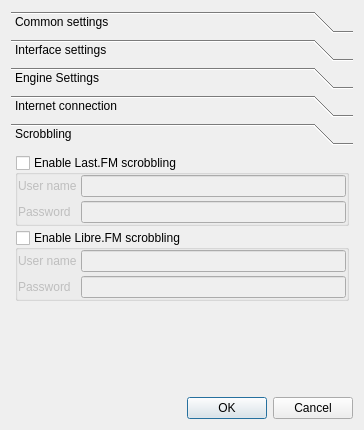
This is src/settings.ui in DrMoriarty/cuberok as Qt 5 draws it before an edit. The edited form follows.
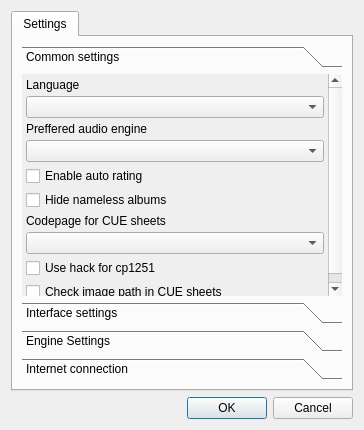
This is the edited form. The open tabs and pages were chosen to show the change. Icons and pictures are not drawn.

Patch:
```diff
--- a/src/settings.ui
+++ b/src/settings.ui
@@ -15,6 +15,16 @@
   </property>
   <layout class="QVBoxLayout">
    <item>
+    <widget class="QTabWidget" name="tabWidget">
+     <property name="currentIndex">
+      <number>0</number>
+     </property>
+     <widget class="QWidget" name="tab">
+      <attribute name="title">
+       <string>Settings</string>
+      </attribute>
+      <layout class="QVBoxLayout" name="verticalLayout_5">
+       <item>
     <widget class="QToolBox" name="toolBox">
      <property name="currentIndex">
       <number>0</number>
@@ -24,8 +34,8 @@
        <rect>
         <x>0</x>
         <y>0</y>
-        <width>346</width>
-        <height>231</height>
+            <width>313</width>
+            <height>257</height>
        </rect>
       </property>
       <attribute name="icon">
@@ -523,137 +533,7 @@
        </item>
       </layout>
      </widget>
-     <widget class="QWidget" name="page_4">
-      <property name="geometry">
-       <rect>
-        <x>0</x>
-        <y>0</y>
-        <width>346</width>
-        <height>231</height>
-       </rect>
-      </property>
-      <attribute name="icon">
-       <iconset resource="resource.qrc">
-        <normaloff>:/icons/lastfm.png</normaloff>:/icons/lastfm.png</iconset>
-      </attribute>
-      <attribute name="label">
-       <string>Scrobbling</string>
-      </attribute>
-      <layout class="QGridLayout">
-       <property name="margin">
-        <number>4</number>
-       </property>
-       <property name="spacing">
-        <number>4</number>
-       </property>
-       <item row="0" column="0">
-        <widget class="QGroupBox" name="checkBox_lastfmScrobbling">
-         <property name="title">
-          <string>Enable Last.FM scrobbling</string>
-         </property>
-         <property name="flat">
-          <bool>true</bool>
-         </property>
-         <property name="checkable">
-          <bool>true</bool>
-         </property>
-         <property name="checked">
-          <bool>false</bool>
-         </property>
-         <layout class="QGridLayout">
-          <property name="margin">
-           <number>0</number>
-          </property>
-          <property name="spacing">
-           <number>4</number>
-          </property>
-          <item row="1" column="0">
-           <widget class="QLabel" name="label_8">
-            <property name="text">
-             <string>User name</string>
-            </property>
-           </widget>
-          </item>
-          <item row="2" column="0">
-           <widget class="QLabel" name="label_9">
-            <property name="text">
-             <string>Password</string>
-            </property>
-           </widget>
-          </item>
-          <item row="1" column="1">
-           <widget class="QLineEdit" name="lineEdit_lastfmUser"/>
-          </item>
-          <item row="2" column="1">
-           <widget class="QLineEdit" name="lineEdit_lastfmPassword">
-            <property name="echoMode">
-             <enum>QLineEdit::Password</enum>
-            </property>
-           </widget>
-          </item>
-         </layout>
-        </widget>
-       </item>
-       <item row="1" column="0" rowspan="2">
-        <widget class="QGroupBox" name="checkBox_librefmScrobbling">
-         <property name="title">
-          <string>Enable Libre.FM scrobbling</string>
-         </property>
-         <property name="flat">
-          <bool>true</bool>
-         </property>
-         <property name="checkable">
-          <bool>true</bool>
-         </property>
-         <property name="checked">
-          <bool>false</bool>
-         </property>
-         <layout class="QGridLayout" name="gridLayout">
-          <property name="margin">
-           <number>0</number>
-          </property>
-          <property name="spacing">
-           <number>4</number>
-          </property>
-          <item row="0" column="0">
-           <widget class="QLabel" name="label_11">
-            <property name="text">
-             <string>User name</string>
-            </property>
-           </widget>
-          </item>
-          <item row="0" column="1">
-           <widget class="QLineEdit" name="lineEdit_librefmUser"/>
-          </item>
-          <item row="1" column="0">
-           <widget class="QLabel" name="label_12">
-            <property name="text">
-             <string>Password</string>
-            </property>
-           </widget>
-          </item>
-          <item row="1" column="1">
-           <widget class="QLineEdit" name="lineEdit_librefmPassword">
-            <property name="echoMode">
-             <enum>QLineEdit::Password</enum>
-            </property>
-           </widget>
-          </item>
-         </layout>
-        </widget>
-       </item>
-       <item row="3" column="0">
-        <spacer name="verticalSpacer_2">
-         <property name="orientation">
-          <enum>Qt::Vertical</enum>
-         </property>
-         <property name="sizeHint" stdset="0">
-          <size>
-           <width>20</width>
-           <height>40</height>
-          </size>
-         </property>
-        </spacer>
+        </widget>
        </item>
       </layout>
      </widget>
```
Left out of the diff: 12 changed lines with no effect on the pictures. Lines whose indentation alone changed are shown as unchanged.
